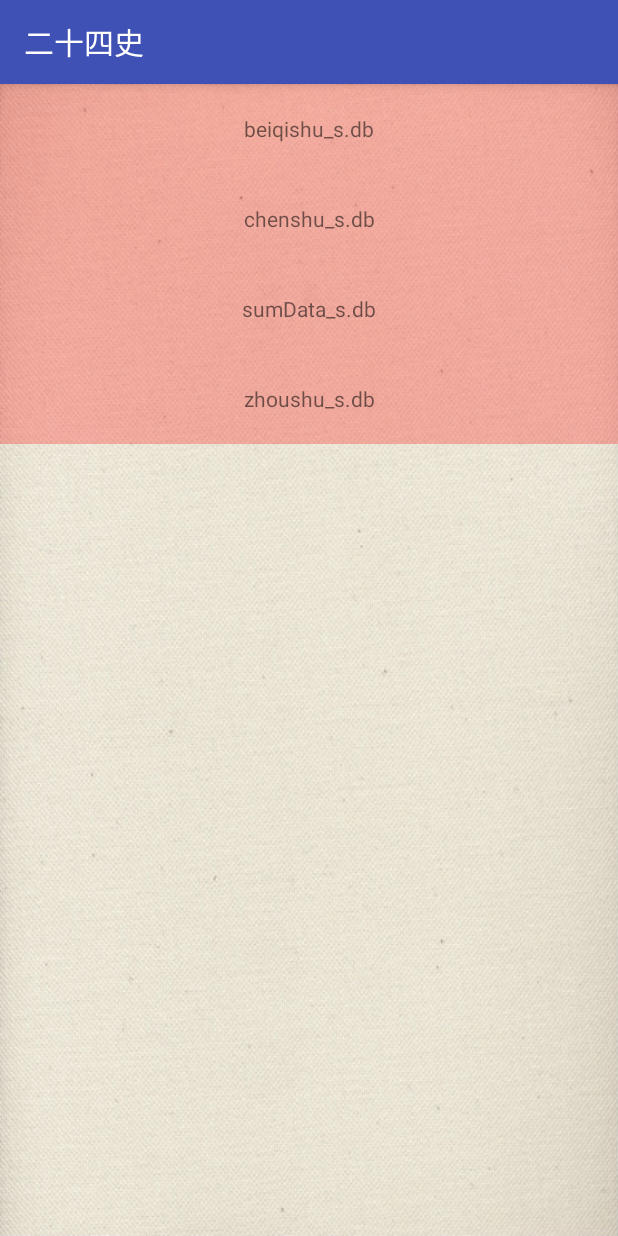
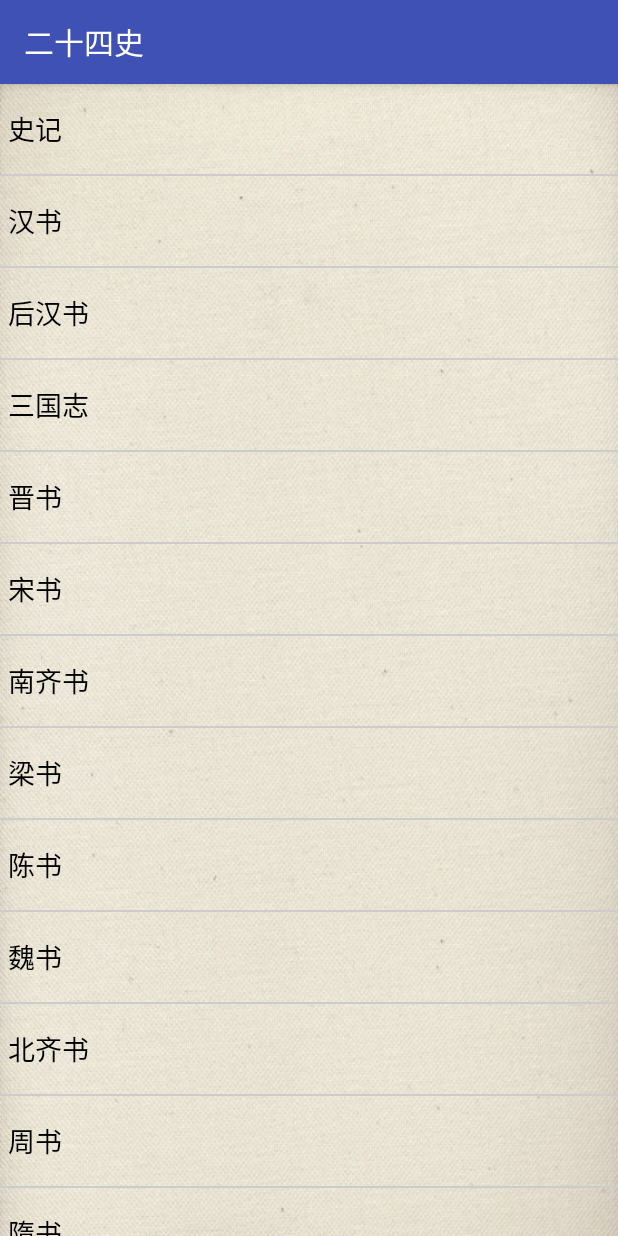
Before and after one commit to GSIL-Monitor/ershisishi, an Android app: the screen it shows after launch (MainActivity), on a phone screen of 412 x 824 dp. Run offline under Robolectric (Android 15) with nearby library versions, the phone set to English and light mode, and no system bars.

Commit message:
Change text size and color

```diff
--- a/app/src/main/AndroidManifest.xml
+++ b/app/src/main/AndroidManifest.xml
@@ -19,7 +19,10 @@
 
         <activity android:name=".BookAct" >
         </activity>
-        <activity android:name=".BookContentAct" >
+        <activity android:name=".BookContentAct"
+
+            android:theme="@style/Theme.AppCompat.Light.NoActionBar"
+            >
         </activity>
     </application>
 
--- a/app/src/main/java/com/wangjiong/ershisishi/BookAct.java
+++ b/app/src/main/java/com/wangjiong/ershisishi/BookAct.java
@@ -74,7 +74,7 @@ public class BookAct extends AppCompatActivity {
                 public void onClick(View v) {
                     Cursor cursor = db.rawQuery("select * from table_volume where volume=?", new String[]{mBookNames.get(position)});
                         if (cursor.moveToFirst()) {
-                            Intent intent = new Intent(BookAct.this, BookContentAct.class);,,
+                            Intent intent = new Intent(BookAct.this, BookContentAct.class);
                             intent.putExtra("BookContent",cursor.getString(cursor.getColumnIndex("content")) );
                             startActivity(intent);
                     }
--- a/app/src/main/java/com/wangjiong/ershisishi/MainActivity.java
+++ b/app/src/main/java/com/wangjiong/ershisishi/MainActivity.java
@@ -7,99 +7,49 @@ import android.os.Bundle;
 import android.support.v7.app.AppCompatActivity;
 import android.support.v7.widget.LinearLayoutManager;
 import android.support.v7.widget.RecyclerView;
-import android.util.Log;
 import android.view.LayoutInflater;
 import android.view.View;
 import android.view.ViewGroup;
 import android.widget.TextView;
-
 import java.io.IOException;
-import java.util.HashMap;
-import java.util.LinkedHashMap;
 import java.util.LinkedList;
 import java.util.List;
-import java.util.Map;
 
 public class MainActivity extends AppCompatActivity {
 
     RecyclerView mRecyclerView;
-    List<String> mBookNames = new LinkedList<>();
-
-    Map<String , String> mMap = new LinkedHashMap<>();
+    List<String> mHistoryNames = new LinkedList<>();
+    List<String> mDatabaseNames = new LinkedList<>();
 
     @Override
     protected void onCreate(Bundle savedInstanceState) {
         super.onCreate(savedInstanceState);
         setContentView(R.layout.activity_main);
-        initMap();
         initData();
         mRecyclerView = (RecyclerView) findViewById(R.id.id_recyclerview);
         mRecyclerView.setLayoutManager(new LinearLayoutManager(this));
         mRecyclerView.setAdapter(new BookNameAdapter());
     }
 
-    void initMap(){
-        mMap.put("beiqishu_s","北齐书");
-        mMap.put("beishi_s","北史");
-        mMap.put("chenshu_s","陈书");
-        mMap.put("hanshu_s","汉书");
-        mMap.put("houhanshu_s","后汉书");
-        mMap.put("jinshi_s","金史");
-        mMap.put("jinshu_s","晋书");
-        mMap.put("jiutangshu_s","旧唐书");
-        mMap.put("jiuwudaishi_s","旧五代史");
-        mMap.put("liangshu_s","梁书");
-        mMap.put("liaoshi_s","辽史");
-        mMap.put("mingshi_s","明史");
-        mMap.put("nanqishu_s","南齐书");
-        mMap.put("nanshi_s","南史");
-        mMap.put("qingshigao_s","清史稿");
-        mMap.put("sanguozhi_s","三国志");
-        mMap.put("shiji_s","史记");
-        mMap.put("songshu_s","宋书");
-        mMap.put("suishu_s","隋书");
-        mMap.put("weishu_s","魏书");
-        mMap.put("xintangshu_s","新唐书");
-        mMap.put("xinwudaishi_s","新五代史");
-        mMap.put("xinyuanshi_s","新元史");
-        mMap.put("yuanshi_s","元史");
-        mMap.put("zhoushu_s","周书");
-        // mMap.put("sumData_s","");
-    }
 
     void initData() {
-        // 书名
-        String[] files;
+        // 打开数据库输出流
+        DataBaseHelper myDbHelper = new DataBaseHelper(MainActivity.this, "sumData_s.db");
         try {
-            // 获得Assets一共有几多文件
-            files = this.getResources().getAssets().list("databases");
-        } catch (IOException e1) {
-            return;
+            myDbHelper.createDataBase();
+            myDbHelper.openDataBase();
+            SQLiteDatabase db = myDbHelper.getSQLiteDatabase();
+
+            Cursor cursor = db.rawQuery("select * from table_history", null);
+            while (cursor.moveToNext()) {
+                mHistoryNames.add(cursor.getString(cursor.getColumnIndex("history")));
+                mDatabaseNames.add(cursor.getString(cursor.getColumnIndex("databaseName")));
+            }
+            cursor.close();
+
+        } catch (IOException e) {
+            e.printStackTrace();
         }
-        for (int i = 0; i < files.length; i++) {
-            // 获得每个文件的名字
-            //mBookNames.add(mMap.get(files[i]));
-            mBookNames.add(files[i]);
-        }
-        // 打开数据库输出流
-//        DataBaseHelper myDbHelper = new DataBaseHelper(MainActivity.this, mBookNames.get(0));
-//        try {
-//            myDbHelper.createDataBase();
-//            myDbHelper.openDataBase();
-//            SQLiteDatabase db = myDbHelper.getSQLiteDatabase();
-//
-//            // Test
-//            Cursor cursor = db.rawQuery("select * from table_volume where volume=?", new String[]{"卷一·帝纪第一"});
-//            String content = null;
-//            if (cursor.moveToFirst()) {
-//                content = cursor.getString(cursor.getColumnIndex("content"));
-//            }
-//            Log.i("SQLdm==", content);
-//            cursor.close();
-//
-//        } catch (IOException e) {
-//            e.printStackTrace();
-//        }
     }
 
     class BookNameAdapter extends RecyclerView.Adapter<BookNameAdapter.MyViewHolder> {
@@ -114,12 +64,12 @@ public class MainActivity extends AppCompatActivity {
 
         @Override
         public void onBindViewHolder(MyViewHolder holder, final int position) {
-            holder.tv.setText(mBookNames.get(position));
+            holder.tv.setText(mHistoryNames.get(position));
             holder.tv.setOnClickListener(new View.OnClickListener() {
                 @Override
                 public void onClick(View v) {
                     Intent intent = new Intent(MainActivity.this, BookAct.class);
-                    intent.putExtra("BookName", mBookNames.get(position));
+                    intent.putExtra("BookName", mDatabaseNames.get(position));
                     startActivity(intent);
                 }
             });
@@ -127,7 +77,7 @@ public class MainActivity extends AppCompatActivity {
 
         @Override
         public int getItemCount() {
-            return mBookNames.size();
+            return mHistoryNames.size();
         }
 
         class MyViewHolder extends RecyclerView.ViewHolder {
--- a/app/src/main/res/layout/book_content_act.xml
+++ b/app/src/main/res/layout/book_content_act.xml
@@ -4,8 +4,8 @@
     xmlns:tools="http://schemas.android.com/tools"
     android:layout_width="match_parent"
     android:layout_height="match_parent"
-    tools:context=".MainActivity"
-    android:background="@drawable/bg_light_blue">
+    android:background="@drawable/bg_light_blue"
+    tools:context=".MainActivity">
 
     <ScrollView
         android:layout_width="match_parent"
@@ -13,6 +13,11 @@
     <TextView
         android:id="@+id/id_textview"
         android:layout_width="match_parent"
-        android:layout_height="match_parent" />
+        android:layout_height="match_parent"
+        android:paddingLeft="8dp"
+        android:textSize="18sp"
+        android:paddingBottom="20dp"
+        android:textColor="#000000"
+        />
     </ScrollView>
 </RelativeLayout>
--- a/app/src/main/res/layout/item_recyclerview.xml
+++ b/app/src/main/res/layout/item_recyclerview.xml
@@ -1,12 +1,19 @@
 <FrameLayout xmlns:android="http://schemas.android.com/apk/res/android"
     android:layout_width="match_parent"
-    android:background="#44ff0000"
     android:layout_height="wrap_content" >
 
     <TextView
         android:id="@+id/id_num"
         android:layout_width="match_parent"
         android:layout_height="60dp"
-        android:gravity="center"
-        android:text="1" />
+        android:paddingLeft="5dp"
+        android:textSize="18sp"
+        android:gravity="center_vertical"
+        android:textColor="#000000"
+        android:text="史记" />
+    <View
+        android:layout_width="match_parent"
+        android:layout_marginTop="60dp"
+        android:background="#cccccc"
+        android:layout_height="1dp"/>
 </FrameLayout>
```
